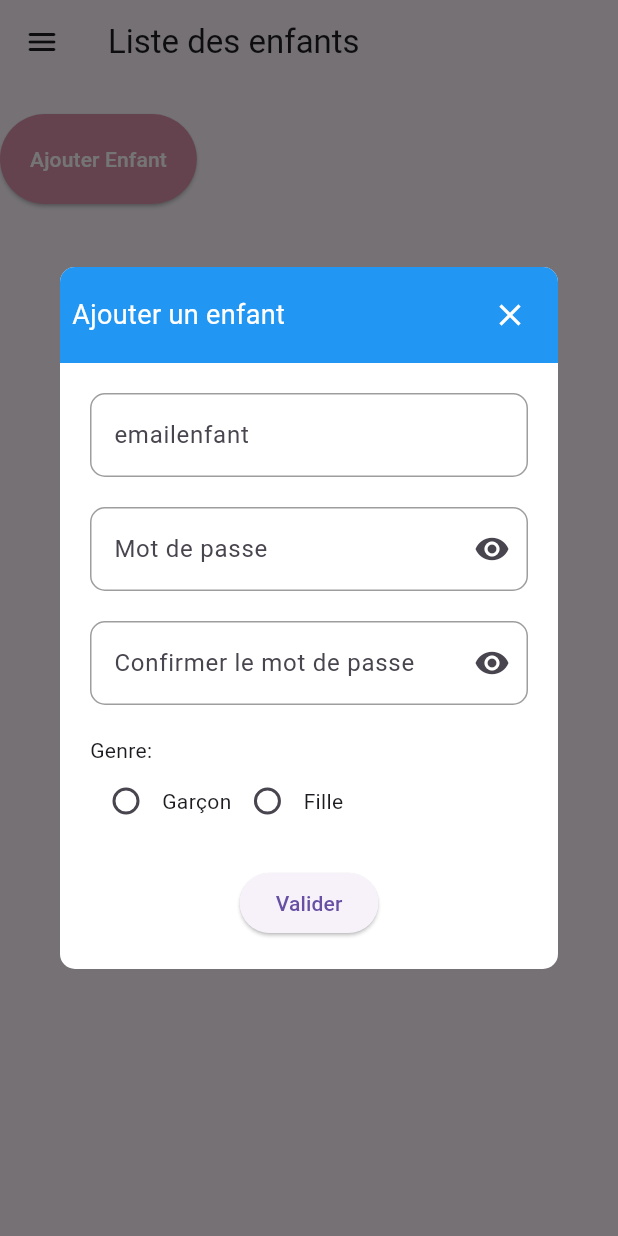
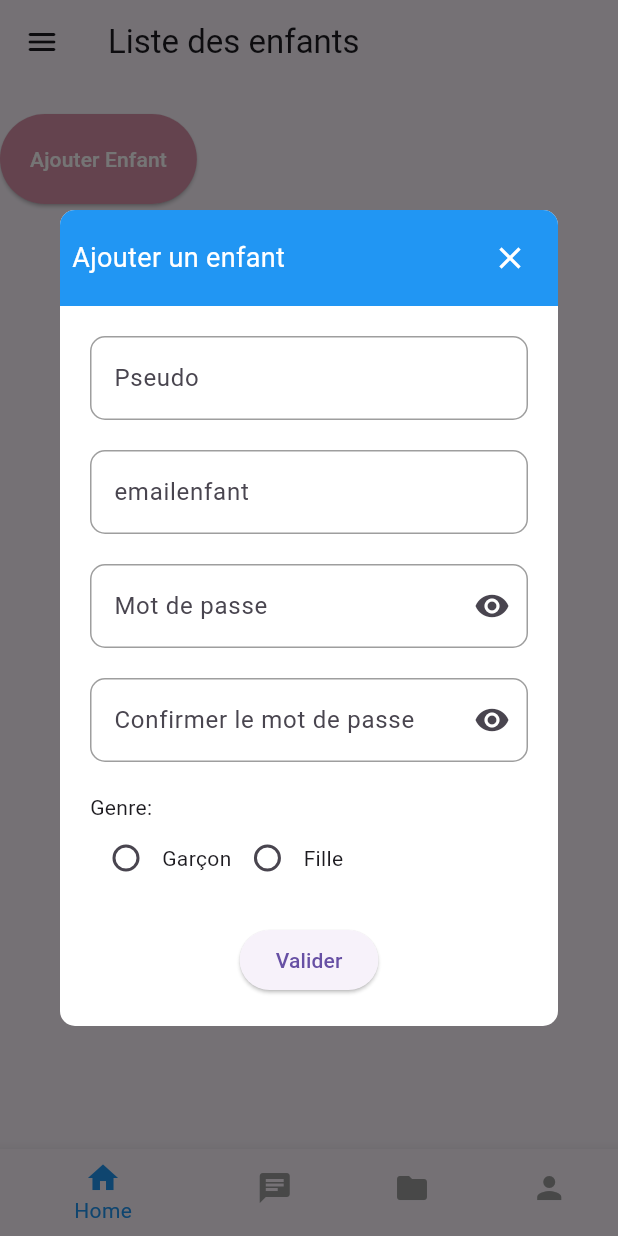
Before and after one commit to ons777/autisme, a Flutter app: the Choix screen opened directly, after a tap on "Ajouter Enfant", on a phone screen of 412 x 824 dp. Run offline on Flutter 3.47's test engine with Material 3 defaults, Android fonts, the light colour scheme and no system bars; our stand-ins replace cloud_firestore, file_picker, firebase_auth, firebase_core, flutter_chat_types, flutter_chat_ui and 3 more; missing offline and left inert: autisme_app; accounts and stored records are empty.

Commit message:
Update choix.dart

```diff
--- a/lib/choix.dart
+++ b/lib/choix.dart
@@ -1,13 +1,14 @@
+import 'package:autisme_app/ChatPage%20.dart';
+import 'package:autisme_app/profile.dart';
 import 'package:flutter/material.dart';
 import 'package:cloud_firestore/cloud_firestore.dart';
 import 'side_menu.dart';
 import 'face.dart';
-import 'dart:ui'; // Pour utiliser les images locales
 
 void main() => runApp(const MyApp());
 
 class MyApp extends StatelessWidget {
-  const MyApp({Key? key}) : super(key: key);
+  const MyApp({super.key});
 
   @override
   Widget build(BuildContext context) {
@@ -31,11 +32,11 @@ class Choix extends StatefulWidget {
   final String userName;
 
   const Choix({
-    Key? key,
+    super.key,
     required this.informations,
     required this.userEmail,
     required this.userName,
-  }) : super(key: key);
+  });
 
   @override
   _ChoixState createState() => _ChoixState();
@@ -44,8 +45,12 @@ class Choix extends StatefulWidget {
 class Enfant {
   final String emailenfant;
   final String motDePasse;
+  final String pseudo;
 
-  Enfant({required this.emailenfant, required this.motDePasse});
+  Enfant(
+      {required this.emailenfant,
+      required this.motDePasse,
+      required this.pseudo});
 }
 
 class _ChoixState extends State<Choix> {
@@ -65,15 +70,16 @@ class _ChoixState extends State<Choix> {
           ),
         ),
       ),
-      drawer: Drawer(
+      drawer: const Drawer(
         child: SideMenuPage(),
       ),
       body: Column(
         children: [
-          SizedBox(height: 20),
+          const SizedBox(height: 20),
           ElevatedButton(
             onPressed: () async {
-              final emailenfantMotDePasse = await showDialog<Map<String, String>>(
+              final emailenfantMotDePasse =
+                  await showDialog<Map<String, String>>(
                 context: context,
                 builder: (context) =>
                     FormulaireDialog(userEmail: widget.userEmail),
@@ -84,12 +90,16 @@ class _ChoixState extends State<Choix> {
               if (emailenfantMotDePasse != null) {
                 final emailenfant = emailenfantMotDePasse['emailenfant']!;
                 final motDePasse = emailenfantMotDePasse['motDePasse']!;
-                final nouvelEnfant =
-                    Enfant(emailenfant: emailenfant, motDePasse: motDePasse);
+                final pseudo = emailenfantMotDePasse['pseudo']!;
+                final nouvelEnfant = Enfant(
+                    emailenfant: emailenfant,
+                    motDePasse: motDePasse,
+                    pseudo: pseudo);
                 setState(() {
                   enfants.add(nouvelEnfant);
                 });
-                ajouterEnfant(emailenfant, motDePasse, widget.userEmail);
+                ajouterEnfant(
+                    pseudo, emailenfant, motDePasse, widget.userEmail);
               }
             },
             child: const Text('Ajouter Enfant'),
@@ -109,18 +119,11 @@ class _ChoixState extends State<Choix> {
                 children: enfants.map((enfant) {
                   return ElevatedButton(
                     onPressed: () {
-                      Navigator.push(
-                        context,
-                        MaterialPageRoute(
-                            builder: (context) => Choix(
-                                  informations: {},
-                                  userEmail: widget.userEmail,
-                                  userName: widget.userName,
-                                )),
-                      );
+                      // Action lorsque le bouton de l'enfant est appuyé
                     },
                     child: Text(
-                      enfant.emailenfant,
+                      enfant
+                          .pseudo, // Utilisez le pseudo de l'enfant comme texte du bouton
                       style: const TextStyle(fontSize: 30),
                     ),
                     style: ButtonStyle(
@@ -150,16 +153,78 @@ class _ChoixState extends State<Choix> {
         ],
       ),
       floatingActionButtonLocation: FloatingActionButtonLocation.endDocked,
+      bottomNavigationBar: BottomNavigationBar(
+        type: BottomNavigationBarType.shifting,
+        items: const [
+          BottomNavigationBarItem(
+            icon: Icon(Icons.home),
+            label: 'Home',
+          ),
+          BottomNavigationBarItem(
+            icon: Icon(Icons.chat),
+            label: 'Chat',
+          ),
+          BottomNavigationBarItem(
+            icon: Icon(Icons.folder),
+            label: 'Resources',
+          ),
+          BottomNavigationBarItem(
+            icon: Icon(Icons.person),
+            label: 'Profile',
+          ),
+        ],
+        selectedItemColor: Colors.blue,
+        unselectedItemColor: Colors.grey,
+        onTap: (int index) {
+          switch (index) {
+            case 0:
+              // Vérifier si nous sommes déjà sur la page de choix
+              if (ModalRoute.of(context)!.settings.name != '/choix') {
+                // Nous ne sommes pas sur la page de choix, donc nous naviguons vers elle
+
+                // Navigate to Home
+                Navigator.pushNamed(context, '/choix');
+
+                MaterialPageRoute(
+                  builder: (context) => Choix(
+                    userEmail: '', // Remplacez par la valeur appropriée
+                    userName: '', // Remplacez par la valeur appropriée
+                    informations: {},
+                  ),
+                );
+              }
+
+              break;
+            case 1:
+              // Navigate to Chat
+              Navigator.push(
+                context,
+                MaterialPageRoute(builder: (context) => ChatPage()),
+              );
+              break;
+            case 2:
+              // Navigate to Resources
+              break;
+            case 3:
+              Navigator.push(
+                context,
+                MaterialPageRoute(builder: (context) => const UserProfile()),
+              );
+              break;
+          }
+        },
+      ),
     );
   }
 
-  Future<bool> ajouterEnfant(
-      String emailenfant, String motDePasse, String emailParent) async {
+  Future<bool> ajouterEnfant(String emailenfant, String motDePasse,
+      String emailParent, String pseudo) async {
     try {
       await FirebaseFirestore.instance.collection('enfants').add({
         'emailenfant': emailenfant,
         'motDePasse': motDePasse,
         'emailParent': emailParent,
+        'pseudo': pseudo,
       });
       print('Enfant ajouté avec succès à Firestore !');
       return true; // Retourne vrai si l'enfant est ajouté avec succès
@@ -175,12 +240,15 @@ class FormulaireDialog extends StatefulWidget {
 
   FormulaireDialog({Key? key, required this.userEmail}) : super(key: key);
 
+  get enfants => null;
+
   @override
   _FormulaireDialogState createState() => _FormulaireDialogState();
 }
 
 class _FormulaireDialogState extends State<FormulaireDialog> {
   final _formKey = GlobalKey<FormState>();
+  late String _pseudo;
   late String _emailenfant;
   late String _motDePasse;
   late String _confirmationMotDePasse;
@@ -188,7 +256,7 @@ class _FormulaireDialogState extends State<FormulaireDialog> {
   bool _isObscure = true;
   TextEditingController password = TextEditingController();
   TextEditingController confirmPassword = TextEditingController();
-   bool isValidEmail(String emailenfant) {
+  bool isValidEmail(String emailenfant) {
     final emailRegExp = RegExp(
         r"^[a-zA-Z0-9.!#$%&'*+/=?^_`{|}~-]+@[a-zA-Z0-9](?:[a-zA-Z0-9-]{0,61}[a-zA-Z0-9])?\.[a-zA-Z0-9](?:[a-zA-Z0-9-]{0,61}[a-zA-Z0-9])?$");
     return emailRegExp.hasMatch(emailenfant);
@@ -249,6 +317,30 @@ class _FormulaireDialogState extends State<FormulaireDialog> {
                 child: Column(
                   crossAxisAlignment: CrossAxisAlignment.start,
                   children: [
+                    TextFormField(
+                      decoration: InputDecoration(
+                        labelText: 'Pseudo',
+                        enabledBorder: OutlineInputBorder(
+                          borderSide: BorderSide(color: Colors.grey),
+                          borderRadius: BorderRadius.all(Radius.circular(10)),
+                        ),
+                        focusedBorder: OutlineInputBorder(
+                          borderSide: BorderSide(
+                              color: Color.fromARGB(255, 7, 155, 205)),
+                          borderRadius: BorderRadius.all(Radius.circular(10)),
+                        ),
+                      ),
+                      validator: (value) {
+                        if (value == null || value.isEmpty) {
+                          return 'Veuillez saisir un pseudo';
+                        }
+                        return null;
+                      },
+                      onSaved: (value) {
+                        _pseudo = value!;
+                      },
+                    ),
+                    SizedBox(height: 20),
                     TextFormField(
                       decoration: InputDecoration(
                         labelText: 'emailenfant',
@@ -388,14 +480,14 @@ class _FormulaireDialogState extends State<FormulaireDialog> {
                               _formKey.currentState!.validate()) {
                             print("true");
                             form.save();
-                            final succes = await ajouterEnfant(
+                            final succes = await ajouterEnfant(_pseudo,
                                 _emailenfant, password.text, widget.userEmail);
                             // Utilisez la variable succes pour prendre des mesures appropriées en fonction du résultat de l'ajout d'enfant
                             print("await");
                             if (succes) {
                               print("succes");
-                              afficherMessage(context,
-                                  'Enfant ajouté avec succès');
+                              afficherMessage(
+                                  context, 'Enfant ajouté avec succès');
                             } else {
                               print("err");
                               afficherMessage(context,
@@ -425,15 +517,22 @@ class _FormulaireDialogState extends State<FormulaireDialog> {
     final form = _formKey.currentState;
     if (form != null && _formKey.currentState!.validate()) {
       form.save();
-      final succes =
-          await ajouterEnfant(_emailenfant, _motDePasse, widget.userEmail);
-      // Utilisez la variable succes pour prendre des mesures appropriées en fonction du résultat de l'ajout d'enfant
-      print("await");
+      final succes = await ajouterEnfant(
+          _pseudo, _emailenfant, _motDePasse, widget.userEmail);
       if (succes) {
-        print("succes");
+        setState(() {
+          // Ajouter l'enfant à la liste d'enfants
+
+          widget.enfants.add(Enfant(
+            emailenfant: _emailenfant,
+            motDePasse: _motDePasse,
+            pseudo: _pseudo,
+          ));
+        });
+
+        // Afficher un message de succès
         afficherMessage(context, 'Enfant ajouté avec succès à Firestore !');
       } else {
-        print("err");
         afficherMessage(
             context, 'Erreur lors de l\'ajout de l\'enfant à Firestore');
       }
@@ -460,12 +559,13 @@ class _FormulaireDialogState extends State<FormulaireDialog> {
     );
   }
 
-  Future<bool> ajouterEnfant(
-      String emailenfant, String motDePasse, String emailParent) async {
+  Future<bool> ajouterEnfant(String pseudo, String emailenfant,
+      String motDePasse, String emailParent) async {
     print("object");
     try {
       print("try");
       await FirebaseFirestore.instance.collection('enfants').add({
+        'pseudo': pseudo,
         'emailenfant': emailenfant,
         'motDePasse': motDePasse,
         'emailParent': emailParent,
```
